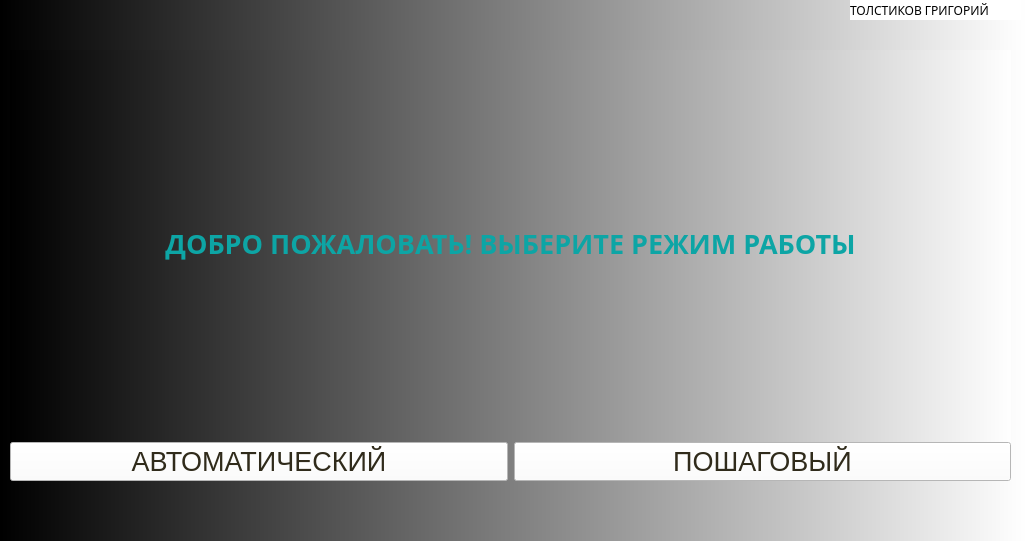
This is smo/smo/mainwindow.ui in grih9/SMO21 as Qt 5 draws it before an edit. The edited form follows.
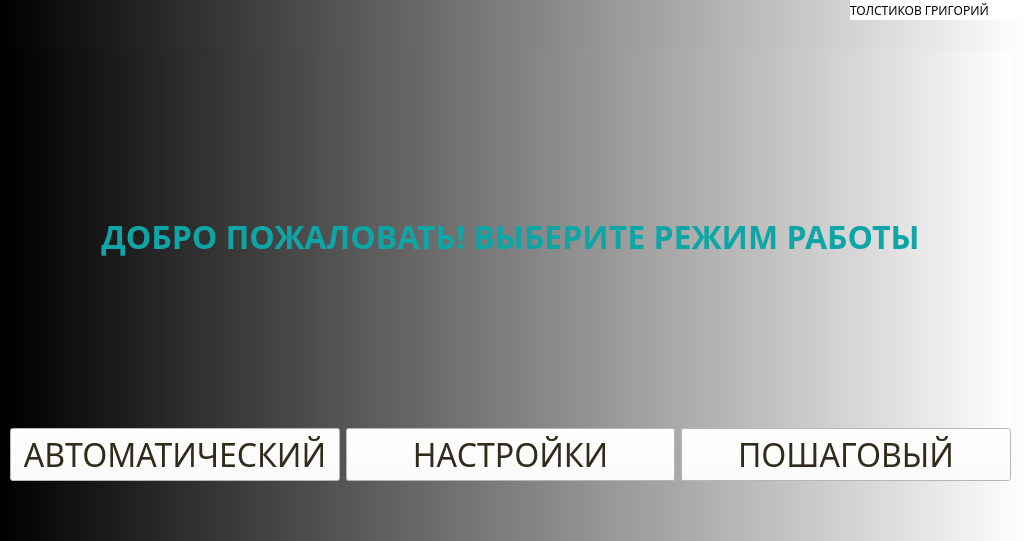
This is the edited form.

Commit message: settings added and other windows fixed

```diff
--- a/smo/smo/mainwindow.ui
+++ b/smo/smo/mainwindow.ui
@@ -52,8 +52,8 @@
       <widget class="QLabel" name="label">
        <property name="font">
         <font>
-         <family>Ink Free</family>
-         <pointsize>20</pointsize>
+         <family>Sitka Text</family>
+         <pointsize>24</pointsize>
          <weight>75</weight>
          <bold>true</bold>
         </font>
@@ -87,7 +87,8 @@
         <widget class="QPushButton" name="autoButton">
          <property name="font">
           <font>
-           <pointsize>20</pointsize>
+           <family>Sitka</family>
+           <pointsize>24</pointsize>
           </font>
          </property>
          <property name="cursor">
@@ -108,11 +109,32 @@
          </property>
         </widget>
        </item>
+       <item>
+        <widget class="QPushButton" name="settingsButton">
+         <property name="font">
+          <font>
+           <family>Sitka</family>
+           <pointsize>24</pointsize>
+          </font>
+         </property>
+         <property name="cursor">
+          <cursorShape>PointingHandCursor</cursorShape>
+         </property>
+         <property name="styleSheet">
+          <string notr="true">color: rgb(48, 43, 27);
+background-color: rgb(255, 255, 255);</string>
+         </property>
+         <property name="text">
+          <string>НАСТРОЙКИ</string>
+         </property>
+        </widget>
+       </item>
        <item>
         <widget class="QPushButton" name="stepButton">
          <property name="font">
           <font>
-           <pointsize>20</pointsize>
+           <family>Sitka</family>
+           <pointsize>24</pointsize>
           </font>
          </property>
          <property name="cursor">
```
The commit also changes 14 other files.
